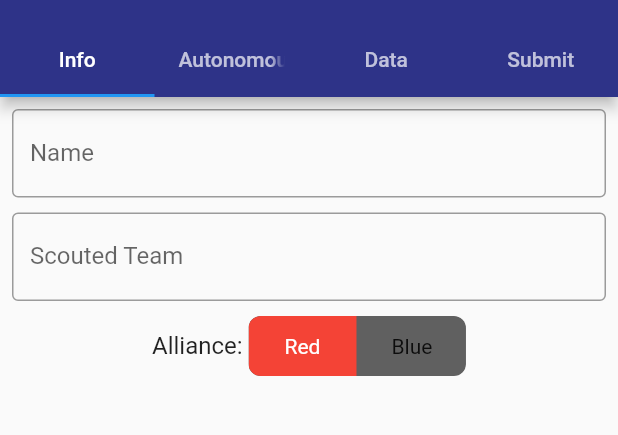
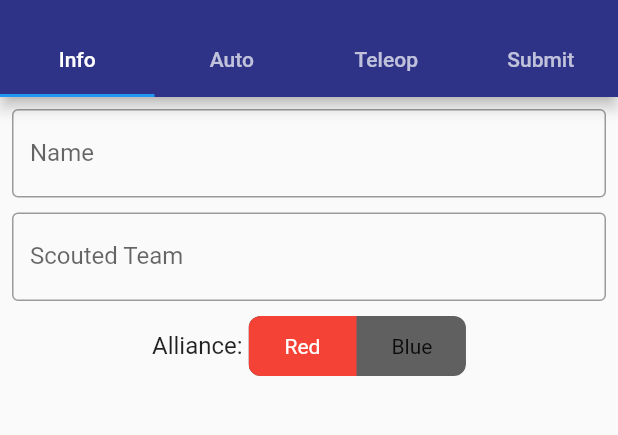
Before and after one commit to Spikes-2212-Programming-Guild/MercuryApp, a Flutter app: the screen it shows after launch, on a phone screen of 412 x 824 dp, the part 59-494 px from its top. Run offline on Flutter 3.47's test engine with Material 2 defaults, Android fonts, the phone set to English and light mode, and no system bars; drawn by our look-alikes of toggle_switch; our stand-ins replace flutter_spinbox, fluttertoast; missing offline and left inert: requests.

Commit message:
changed titles

```diff
--- a/lib/main.dart
+++ b/lib/main.dart
@@ -47,8 +47,8 @@ class HomePage extends StatefulWidget {
 class _HomePageState extends State<HomePage> {
   final List<Tab> _tabs = const [
     Tab(text: "Info"),
-    Tab(text: "Autonomous"),
-    Tab(text: "Data"),
+    Tab(text: "Auto"),
+    Tab(text: "Teleop"),
     Tab(text: "Submit"),
   ];
 
```
